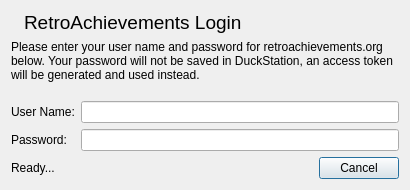
First picture: the form in src/duckstation-qt/achievementlogindialog.ui, repository kofxi3584karlayang/duckstation, before the edit.
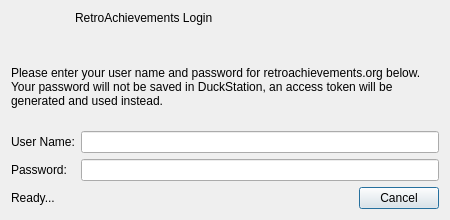
Second picture: the form after the edit. Icons and pictures are not drawn.

Commit message: Qt: Fix achievement login dialog sizing on MacOS

Patch:
```diff
--- a/src/duckstation-qt/achievementlogindialog.ui
+++ b/src/duckstation-qt/achievementlogindialog.ui
@@ -9,20 +9,20 @@
    <rect>
     <x>0</x>
     <y>0</y>
-    <width>410</width>
-    <height>190</height>
+    <width>450</width>
+    <height>220</height>
    </rect>
   </property>
+  <property name="sizePolicy">
+   <sizepolicy hsizetype="Preferred" vsizetype="Maximum">
+    <horstretch>0</horstretch>
+    <verstretch>0</verstretch>
+   </sizepolicy>
+  </property>
   <property name="minimumSize">
    <size>
-    <width>410</width>
-    <height>190</height>
-   </size>
-  </property>
-  <property name="maximumSize">
-   <size>
-    <width>410</width>
-    <height>190</height>
+    <width>450</width>
+    <height>0</height>
    </size>
   </property>
   <property name="windowTitle">
@@ -31,27 +31,82 @@
   <property name="modal">
    <bool>true</bool>
   </property>
-  <layout class="QVBoxLayout" name="verticalLayout">
-   <item>
+  <layout class="QGridLayout" name="gridLayout">
+   <item row="2" column="0">
+    <widget class="QLabel" name="label_4">
+     <property name="text">
+      <string>User Name:</string>
+     </property>
+    </widget>
+   </item>
+   <item row="3" column="1">
+    <widget class="QLineEdit" name="password">
+     <property name="echoMode">
+      <enum>QLineEdit::EchoMode::Password</enum>
+     </property>
+    </widget>
+   </item>
+   <item row="2" column="1">
+    <widget class="QLineEdit" name="userName"/>
+   </item>
+   <item row="4" column="0" colspan="2">
+    <layout class="QHBoxLayout" name="horizontalLayout_2" stretch="1,0">
+     <item>
+      <widget class="QLabel" name="status">
+       <property name="text">
+        <string>Ready...</string>
+       </property>
+      </widget>
+     </item>
+     <item>
+      <widget class="QDialogButtonBox" name="buttonBox">
+       <property name="standardButtons">
+        <set>QDialogButtonBox::StandardButton::Cancel</set>
+       </property>
+      </widget>
+     </item>
+    </layout>
+   </item>
+   <item row="0" column="0" colspan="2">
     <layout class="QHBoxLayout" name="horizontalLayout" stretch="0,1">
      <item>
-      <widget class="QLabel" name="label">
+      <widget class="QLabel" name="iconLabel">
+       <property name="sizePolicy">
+        <sizepolicy hsizetype="Fixed" vsizetype="Fixed">
+         <horstretch>0</horstretch>
+         <verstretch>0</verstretch>
+        </sizepolicy>
+       </property>
+       <property name="minimumSize">
+        <size>
+         <width>58</width>
+         <height>32</height>
+        </size>
+       </property>
+       <property name="maximumSize">
+        <size>
+         <width>58</width>
+         <height>32</height>
+        </size>
+       </property>
        <property name="text">
         <string/>
        </property>
-       <property name="pixmap">
-        <pixmap resource="resources/resources.qrc">:/icons/emblem-person-blue.png</pixmap>
+       <property name="scaledContents">
+        <bool>true</bool>
+       </property>
+       <property name="alignment">
+        <set>Qt::AlignmentFlag::AlignLeading|Qt::AlignmentFlag::AlignLeft|Qt::AlignmentFlag::AlignTop</set>
        </property>
       </widget>
      </item>
      <item>
-      <widget class="QLabel" name="label_2">
-       <property name="font">
-        <font>
-         <pointsize>14</pointsize>
-         <weight>50</weight>
-         <bold>false</bold>
-        </font>
+      <widget class="QLabel" name="titleLabel">
+       <property name="maximumSize">
+        <size>
+         <width>16777215</width>
+         <height>32</height>
+        </size>
        </property>
        <property name="text">
         <string comment="Header text">RetroAchievements Login</string>
@@ -63,7 +118,7 @@
      </item>
     </layout>
    </item>
-   <item>
+   <item row="1" column="0" colspan="2">
     <widget class="QLabel" name="instructionText">
      <property name="text">
       <string>Please enter your user name and password for retroachievements.org below. Your password will not be saved in DuckStation, an access token will be generated and used instead.</string>
@@ -73,64 +128,12 @@
      </property>
     </widget>
    </item>
-   <item>
-    <spacer name="verticalSpacer">
-     <property name="orientation">
-      <enum>Qt::Vertical</enum>
+   <item row="3" column="0">
+    <widget class="QLabel" name="label_5">
+     <property name="text">
+      <string>Password:</string>
      </property>
-     <property name="sizeHint" stdset="0">
-      <size>
-       <width>20</width>
-       <height>40</height>
-      </size>
-     </property>
-    </spacer>
-   </item>
-   <item>
-    <layout class="QFormLayout" name="formLayout">
-     <item row="0" column="0">
-      <widget class="QLabel" name="label_4">
-       <property name="text">
-        <string>User Name:</string>
-       </property>
-      </widget>
-     </item>
-     <item row="0" column="1">
-      <widget class="QLineEdit" name="userName"/>
-     </item>
-     <item row="1" column="0">
-      <widget class="QLabel" name="label_5">
-       <property name="text">
-        <string>Password:</string>
-       </property>
-      </widget>
-     </item>
-     <item row="1" column="1">
-      <widget class="QLineEdit" name="password">
-       <property name="echoMode">
-        <enum>QLineEdit::Password</enum>
-       </property>
-      </widget>
-     </item>
-    </layout>
-   </item>
-   <item>
-    <layout class="QHBoxLayout" name="horizontalLayout_2" stretch="1,0">
-     <item>
-      <widget class="QLabel" name="status">
-       <property name="text">
-        <string>Ready...</string>
-       </property>
-      </widget>
-     </item>
-     <item>
-      <widget class="QDialogButtonBox" name="buttonBox">
-       <property name="standardButtons">
-        <set>QDialogButtonBox::Cancel</set>
-       </property>
-      </widget>
-     </item>
-    </layout>
+    </widget>
    </item>
   </layout>
  </widget>
```
Left out of the diff: 7 changed lines with no effect on the pictures. The commit also changes 3 other files.
